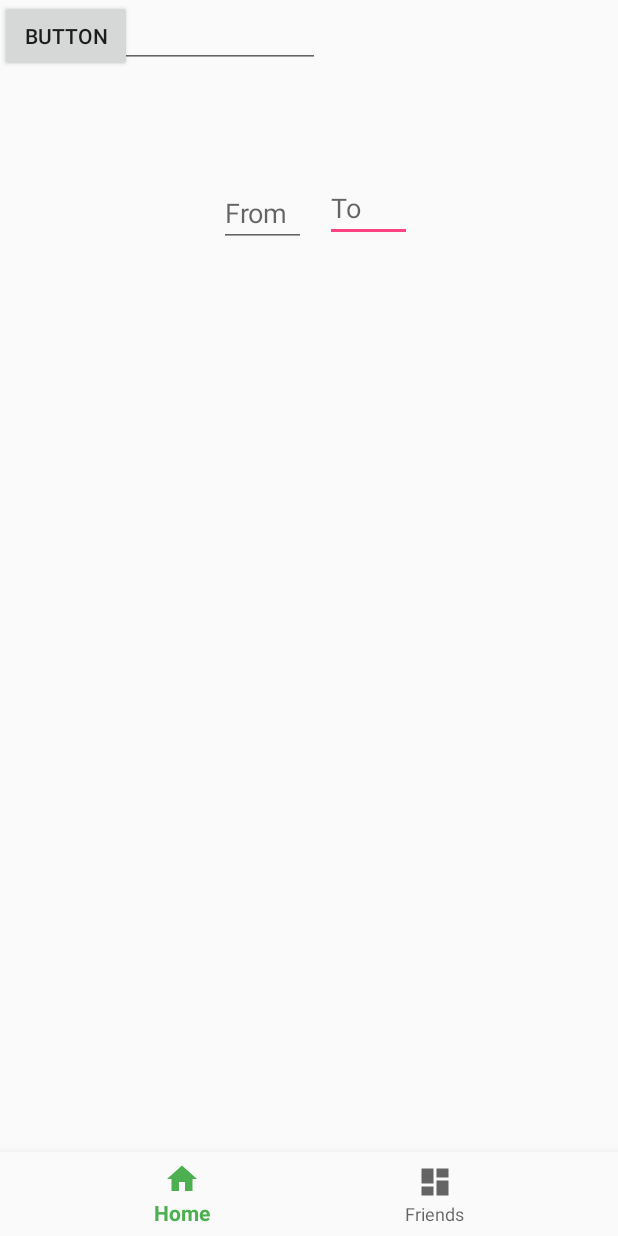
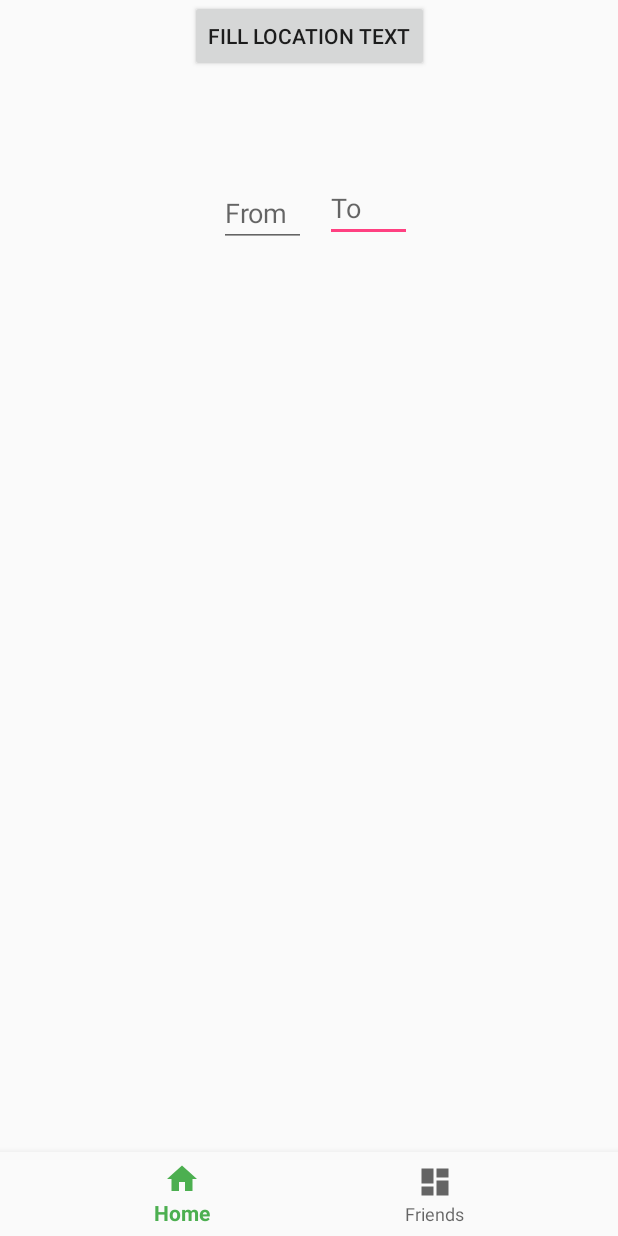
Before and after one commit to ruybrito106/my-footprints, an Android app: the layout activity_main.xml on its own in the app's theme, with its tools: preview values and no code run, on a phone screen of 412 x 824 dp. Run offline under Robolectric (Android 15) with nearby library versions, the phone set to English and light mode, and no system bars; Roboto replaces fonts that are not available here.

```diff
--- a/app/src/main/res/layout/activity_main.xml
+++ b/app/src/main/res/layout/activity_main.xml
@@ -61,18 +61,28 @@
         android:id="@+id/findRoute"
         android:layout_width="wrap_content"
         android:layout_height="wrap_content"
-        android:text="Button"
-        tools:layout_editor_absoluteX="180dp"
+        android:layout_marginEnd="8dp"
+        android:layout_marginStart="8dp"
+        android:text="Fill Location Text"
+        app:layout_constraintEnd_toEndOf="parent"
+        app:layout_constraintStart_toStartOf="parent"
         tools:layout_editor_absoluteY="523dp" />
 
-    <EditText
+    <TextView
         android:id="@+id/routeText"
         android:layout_width="wrap_content"
         android:layout_height="wrap_content"
+        android:layout_marginBottom="8dp"
+        android:layout_marginEnd="8dp"
+        android:layout_marginStart="8dp"
+        android:layout_marginTop="8dp"
         android:ems="10"
-        android:inputType="textPersonName"
-        android:text="Name"
-        tools:layout_editor_absoluteX="147dp"
-        tools:layout_editor_absoluteY="338dp" />
+        android:lines="20"
+        android:singleLine="false"
+        android:scrollbars = "vertical"
+        app:layout_constraintBottom_toTopOf="@+id/navigation"
+        app:layout_constraintEnd_toEndOf="parent"
+        app:layout_constraintStart_toStartOf="parent"
+        app:layout_constraintTop_toTopOf="parent" />
 
 </android.support.constraint.ConstraintLayout>
```
Also changed, not shown: app/src/main/java/br/com/ufpe/cin/myfootprints/LocationUpdate.java (+48 -9 lines), app/src/main/java/br/com/ufpe/cin/myfootprints/LocationUpdateDAO.java (+14 -23 lines), app/src/main/java/br/com/ufpe/cin/myfootprints/LoginActivity.java (+8 -6 lines), app/src/main/java/br/com/ufpe/cin/myfootprints/MainActivity.java (+14 -16 lines).
